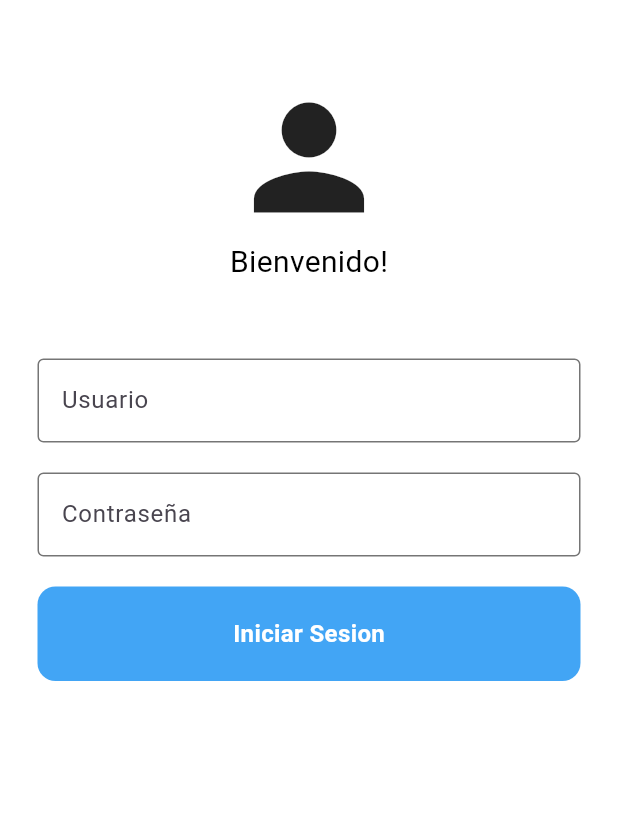
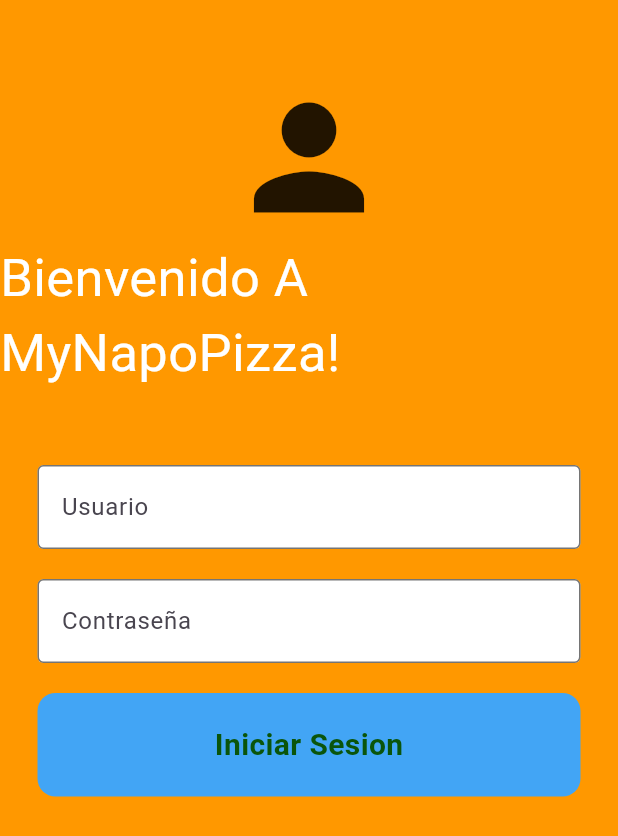
Before and after one commit to HaroldArguelloNic/mynapopizza, a Flutter app: the screen it shows after launch, on a phone screen of 412 x 824 dp. Shown: the top 836 px of the screen. Run offline on Flutter 3.47's test engine with Material 3 defaults, Android fonts, the light colour scheme and no system bars.

Commit message:
change background

```diff
--- a/lib/page/login_page.dart
+++ b/lib/page/login_page.dart
@@ -6,7 +6,7 @@ class LoginPage extends StatelessWidget {
   @override
   Widget build(BuildContext context) {
     return Scaffold(
-      backgroundColor: Colors.white,
+      backgroundColor: Colors.orange,
       body: SafeArea(
         child: Center(
           child: Column(
@@ -18,10 +18,10 @@ class LoginPage extends StatelessWidget {
                 size: 110,
               ),
               const Text(
-                'Bienvenido!',
+                'Bienvenido A MyNapoPizza!',
                 style: TextStyle(
-                  color: Colors.black,
-                  fontSize: 20,
+                  color: Colors.white,
+                  fontSize: 35,
                 ),
               ),
               const SizedBox(height: 40),
@@ -69,9 +69,9 @@ class LoginPage extends StatelessWidget {
                     child: Text(
                       "Iniciar Sesion",
                       style: TextStyle(
-                        color: Colors.white,
+                        color: Color.fromARGB(255, 10, 85, 11),
                         fontWeight: FontWeight.bold,
-                        fontSize: 16,
+                        fontSize: 20,
                       ),
                     ),
                   ),
```
